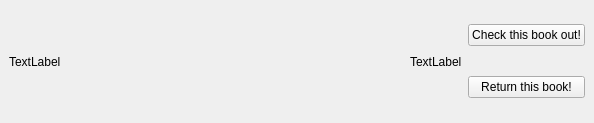
sbadame/checkout, file bookwidget.ui: the form before one commit.
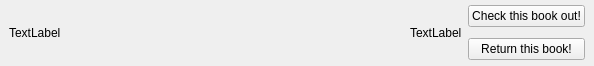
The form after the commit.

Commit message: Made the bookwiget shorter '

What changed in the file:
```diff
--- a/bookwidget.ui
+++ b/bookwidget.ui
@@ -7,7 +7,7 @@
     <x>0</x>
     <y>0</y>
     <width>594</width>
-    <height>123</height>
+    <height>66</height>
    </rect>
   </property>
   <property name="maximumSize">
```
